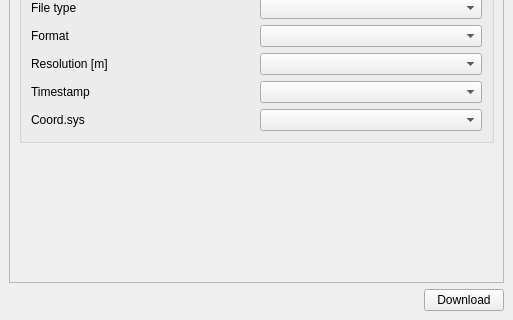
First picture: the form in ui/sgd_dockwidget_base.ui, repository piMoll/swissgeodownloader, before the edit; both pictures show x 0 to 513 and y 348 to 668 of the 513 by 668 pixel window.
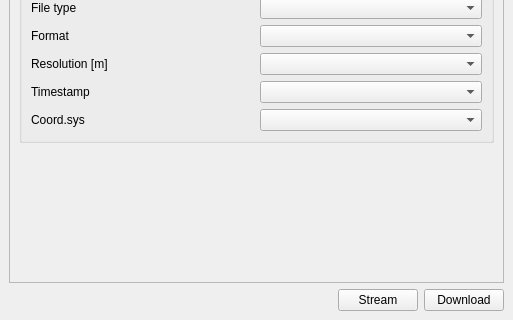
Second picture: the form after the edit. Icons and pictures are not drawn. Custom widgets are drawn as their Qt base class.

Diff of the .ui file:
```diff
--- a/ui/sgd_dockwidget_base.ui
+++ b/ui/sgd_dockwidget_base.ui
@@ -13,7 +13,7 @@
   <property name="minimumSize">
    <size>
     <width>500</width>
-    <height>182</height>
+    <height>215</height>
    </size>
   </property>
   <property name="allowedAreas">
@@ -126,6 +126,20 @@
         </property>
        </spacer>
       </item>
+      <item>
+       <widget class="QPushButton" name="guiStreamBtn">
+        <property name="toolTip">
+         <string>Stream list of files</string>
+        </property>
+        <property name="text">
+         <string>Stream</string>
+        </property>
+        <property name="icon">
+         <iconset resource="../resources/resources.qrc">
+          <normaloff>:/plugins/swissgeodownloader/resources/icon.png</normaloff>:/plugins/swissgeodownloader/resources/icon.png</iconset>
+        </property>
+       </widget>
+      </item>
       <item>
        <widget class="QPushButton" name="guiDownloadBtn">
         <property name="toolTip">
```
Left out of the diff: 4 changed lines with no effect on the pictures.
